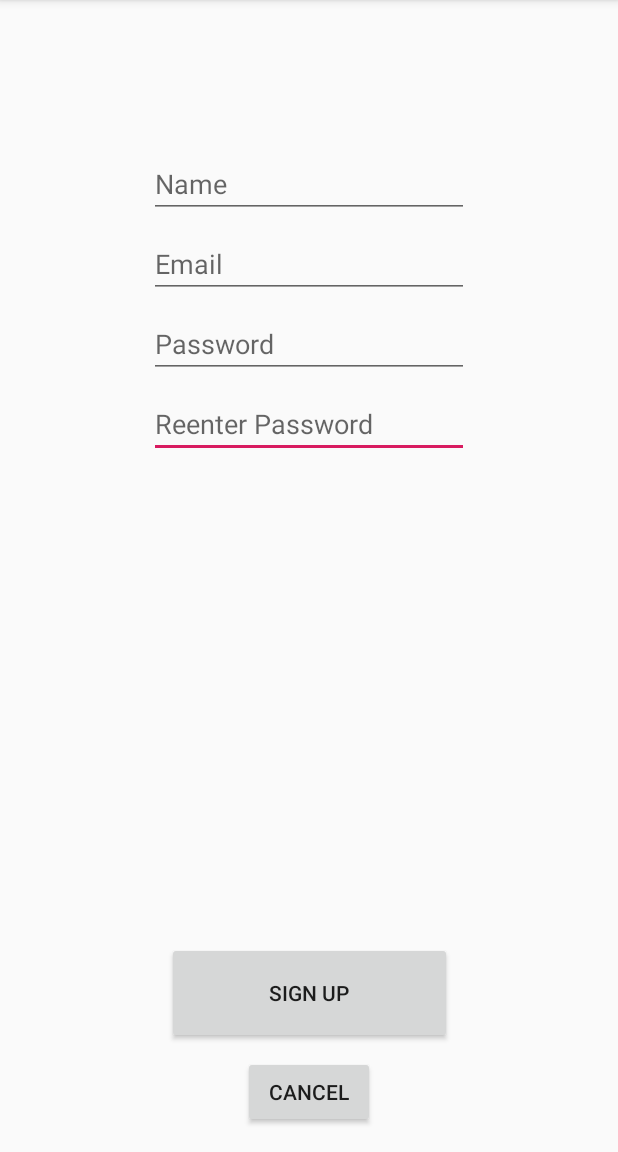
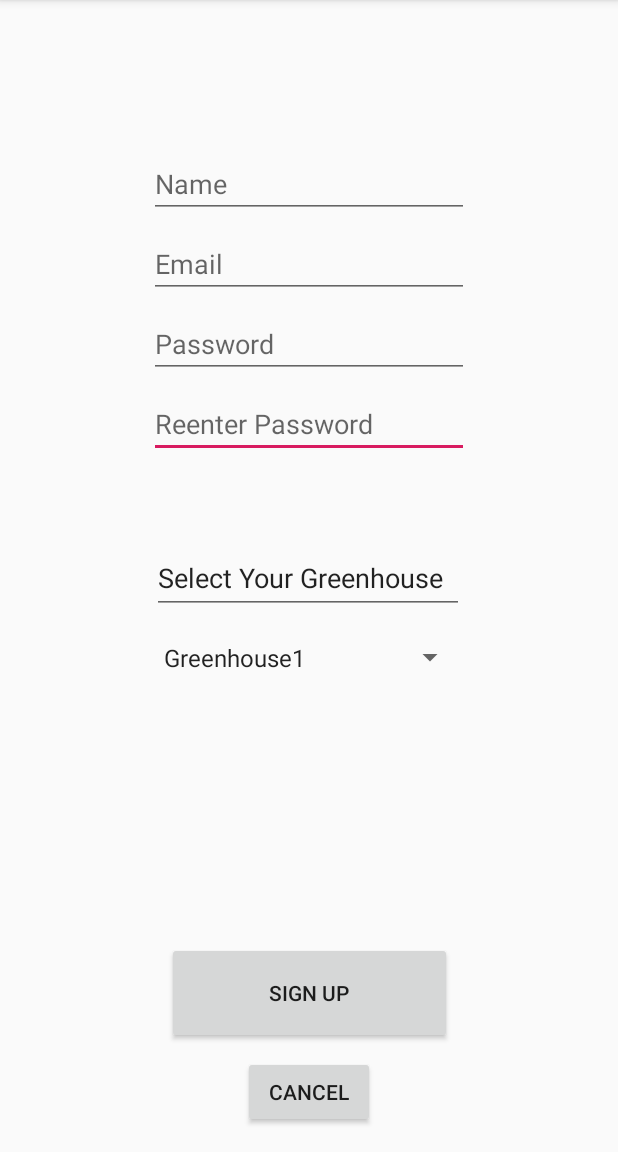
Before and after one commit to kj666/iGro, an Android app: the RegistrationActivity screen opened directly, with no data from a screen before it, on a phone screen of 412 x 824 dp, the part 84-1236 px from its top. Run offline under Robolectric (Android 15) with nearby library versions, the phone set to English and light mode, and no system bars; our stand-ins replace Firebase (no records; nobody signed in at launch, a user with empty details on screens opened directly); network calls fail.

Commit message:
available greenhouse options can now be displayed

```diff
--- a/frontend/app/src/main/java/com/example/igro/RegistrationActivity.java
+++ b/frontend/app/src/main/java/com/example/igro/RegistrationActivity.java
@@ -9,8 +9,10 @@ import android.text.TextUtils;
 import android.util.Log;
 import android.util.Patterns;
 import android.view.View;
+import android.widget.ArrayAdapter;
 import android.widget.Button;
 import android.widget.EditText;
+import android.widget.Spinner;
 import android.widget.Toast;
 
 import com.google.android.gms.tasks.OnCompleteListener;
@@ -48,6 +50,7 @@ public class RegistrationActivity extends AppCompatActivity {
     protected Button signUpButton;
     protected Button cancelButton;
     FirebaseFirestore userDatabase;
+    Spinner listOfAvailableGreenhouses;
 
 
 
@@ -66,6 +69,11 @@ public class RegistrationActivity extends AppCompatActivity {
         userPasswordConfirmation = findViewById(R.id.confirmUserPasswordText);
         signUpButton = findViewById(R.id.singUpButton);
         cancelButton = findViewById(R.id.cancelButton);
+        listOfAvailableGreenhouses = findViewById(R.id.listOfAvailableGreenhouses);
+        ArrayAdapter<CharSequence> adapter = ArrayAdapter.createFromResource(this,
+                R.array.greenhouse_array, android.R.layout.simple_spinner_item);
+        adapter.setDropDownViewResource(android.R.layout.simple_spinner_dropdown_item);
+        listOfAvailableGreenhouses.setAdapter(adapter);
         //Allowing entry fields to be modified
         userName.setFocusable(true);
         userEmail.setFocusable(true);
--- a/frontend/app/src/main/res/layout/activity_registration.xml
+++ b/frontend/app/src/main/res/layout/activity_registration.xml
@@ -83,4 +83,36 @@
         app:layout_constraintEnd_toEndOf="parent"
         app:layout_constraintStart_toStartOf="parent" />
 
+    <Spinner
+        android:id="@+id/listOfAvailableGreenhouses"
+        android:layout_width="209dp"
+        android:layout_height="34dp"
+        android:layout_marginStart="8dp"
+        android:layout_marginLeft="8dp"
+        android:layout_marginTop="12dp"
+        android:layout_marginEnd="8dp"
+        android:layout_marginRight="8dp"
+        app:layout_constraintEnd_toEndOf="parent"
+        app:layout_constraintStart_toStartOf="parent"
+        app:layout_constraintTop_toBottomOf="@+id/selectGreenhouseMessage" />
+
+    <EditText
+        android:id="@+id/selectGreenhouseMessage"
+        android:layout_width="208dp"
+        android:layout_height="48dp"
+        android:layout_marginStart="8dp"
+        android:layout_marginLeft="8dp"
+        android:layout_marginTop="56dp"
+        android:layout_marginEnd="8dp"
+        android:layout_marginRight="8dp"
+        android:clickable="false"
+        android:editable="false"
+        android:ems="10"
+        android:text="Select Your Greenhouse"
+        app:layout_constraintEnd_toEndOf="parent"
+        app:layout_constraintHorizontal_bias="0.497"
+        app:layout_constraintStart_toStartOf="parent"
+        app:layout_constraintTop_toBottomOf="@+id/confirmUserPasswordText"
+        tools:clickable="false" />
+
 </android.support.constraint.ConstraintLayout>
--- a/frontend/app/src/main/res/values/strings.xml
+++ b/frontend/app/src/main/res/values/strings.xml
@@ -38,4 +38,9 @@
     <string name="CurrentUserEmail">CurrentUserEmail</string>
     <string name="PreviousLightsTriggerTime">PreviousLightsTriggerTime</string>
 
+    <string-array name="greenhouse_array">
+        <item>Greenhouse1</item>
+        <item>Greenhouse2</item>
+        <item>Greenhouse3</item>
+    </string-array>
 </resources>
```
